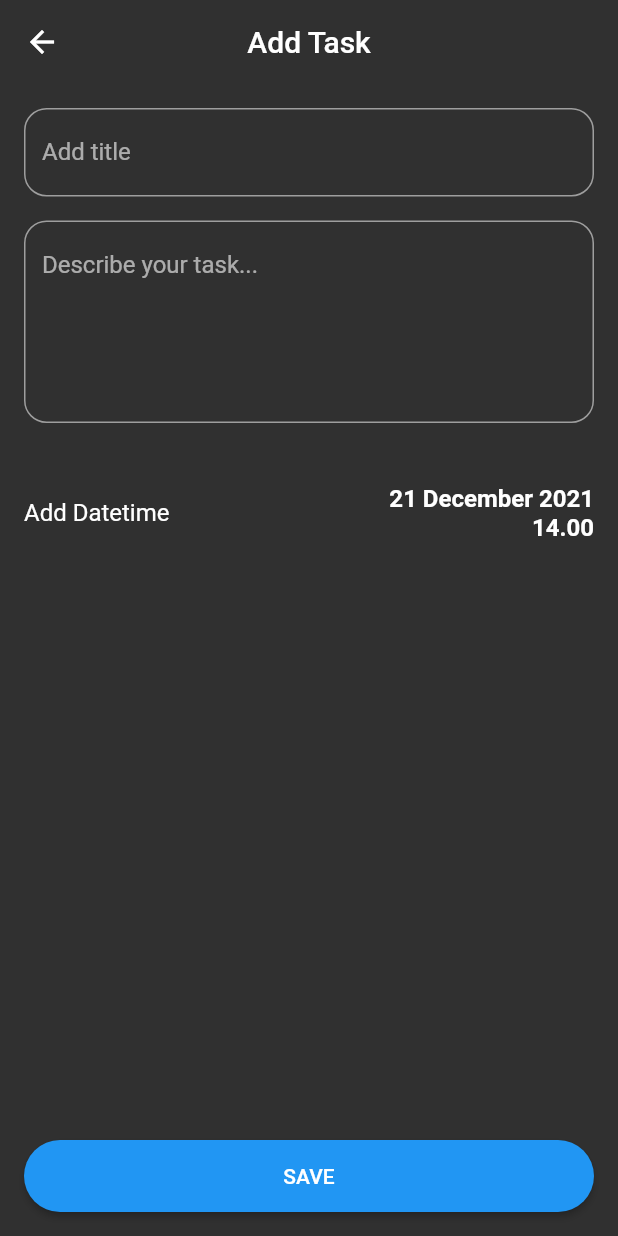
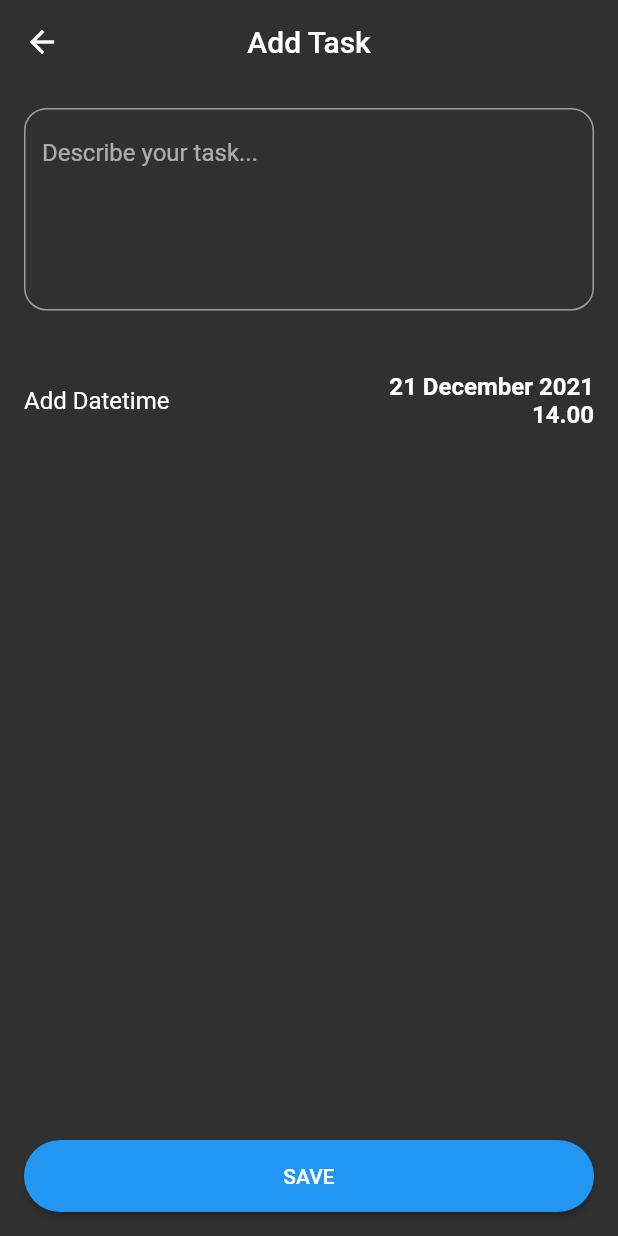
Before and after one commit to yusufhnf/doit, a Flutter app: the AddTodoScreen screen opened by its route, on a phone screen of 412 x 824 dp. Run offline on Flutter 3.47's test engine with Material 2 defaults, Android fonts, the phone set to English and light mode, and no system bars; our stand-ins replace auto_route, flutter_screenutil, ionicons, lottie.

Commit message:
complete UI component

```diff
--- a/lib/src/infrastructure/utils/constant/strings.dart
+++ b/lib/src/infrastructure/utils/constant/strings.dart
@@ -10,6 +10,7 @@ class Strings {
   static const String logOutLabel = "Log out";
   static const String successLabel = "Success";
   static const String failedLabel = "Failed";
+  static const String infoLabel = "Info";
   static const String addDateLabel = "Add Datetime";
   static const String loadingLabel = "Please wait...";
   static const String addTaskSuccessMessage = "Create task successful";
--- a/lib/src/presentation/add_todo/add_todo_screen.dart
+++ b/lib/src/presentation/add_todo/add_todo_screen.dart
@@ -24,21 +24,6 @@ class AddTodoScreen extends StatelessWidget {
               padding: const EdgeInsets.all(16.0),
               child: Column(
                 children: [
-                  TextFormField(
-                    decoration: InputDecoration(
-                        labelText: 'Add title',
-                        enabledBorder: OutlineInputBorder(
-                          borderSide:
-                              const BorderSide(width: 1, color: Colors.grey),
-                          borderRadius: BorderRadius.circular(15),
-                        ),
-                        focusedBorder: OutlineInputBorder(
-                          borderSide:
-                              const BorderSide(width: 2, color: Colors.blue),
-                          borderRadius: BorderRadius.circular(15),
-                        )),
-                  ),
-                  const SizedBox(height: 16.0),
                   TextFormField(
                     maxLines: 5,
                     decoration: InputDecoration(
```
Also changed, not shown: assets/lottie/info-animation.json (added, +1 -0 lines), lib/src/infrastructure/utils/constant/lottie_assets.dart (+7 -6 lines), lib/src/infrastructure/widgets/bottom_dialog.dart (added, +75 -0 lines).
